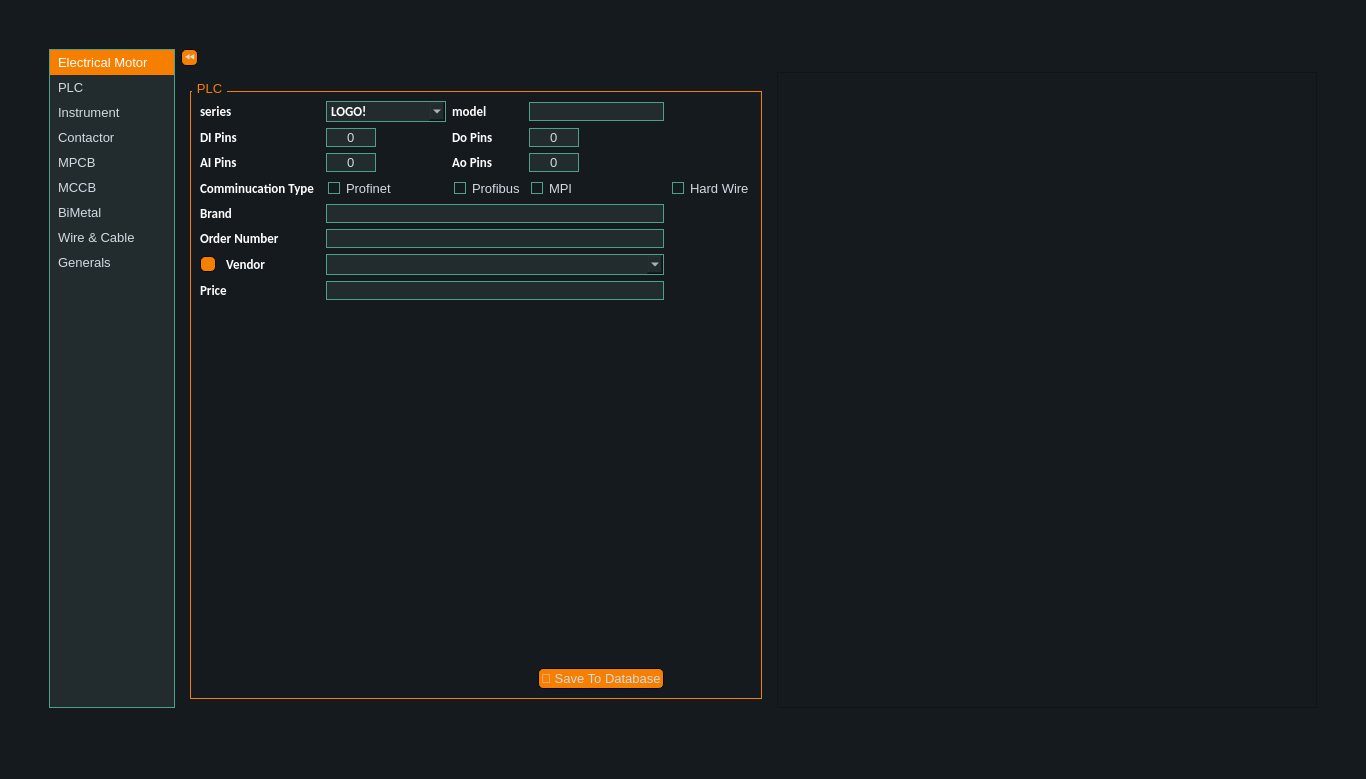
AliTavakoliNiya/GriinPower, file ui/data_entry/data_entry.ui: the form before one commit.
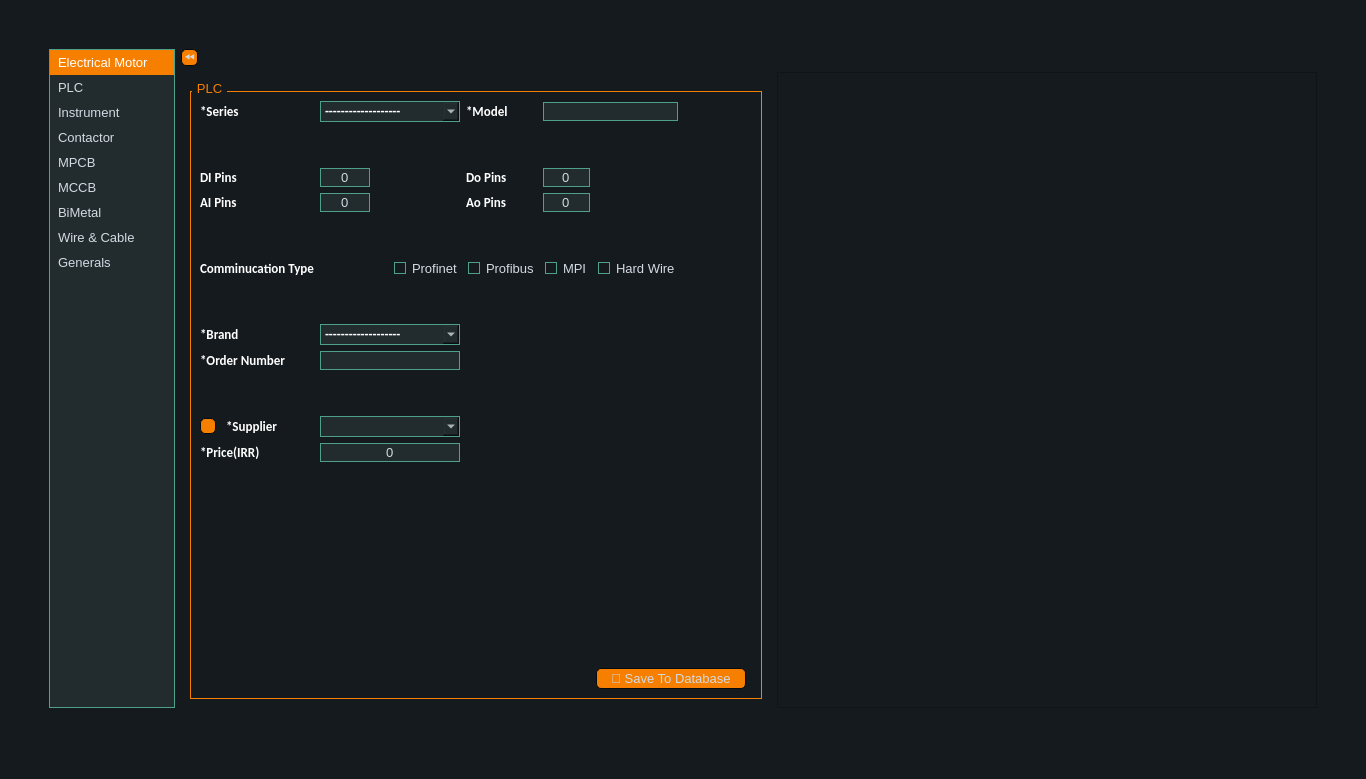
The form after the commit. The open tabs and pages were chosen to show the change. Icons and pictures are not drawn.

Commit message: plc data entry added

The edit to the form file:
```diff
--- a/ui/data_entry/data_entry.ui
+++ b/ui/data_entry/data_entry.ui
@@ -901,7 +901,7 @@
   </property>
   <widget class="QWidget" name="centralwidget">
    <layout class="QGridLayout" name="gridLayout_11">
-    <item row="4" column="2">
+    <item row="3" column="2">
      <spacer name="verticalSpacer_9">
       <property name="orientation">
        <enum>Qt::Vertical</enum>
@@ -917,7 +917,7 @@
       </property>
      </spacer>
     </item>
-    <item row="3" column="3">
+    <item row="2" column="3">
      <widget class="QTableView" name="history_list">
       <property name="minimumSize">
        <size>
@@ -943,7 +943,7 @@
       </property>
      </spacer>
     </item>
-    <item row="3" column="2">
+    <item row="2" column="2">
      <widget class="QStackedWidget" name="item_stack">
       <property name="maximumSize">
        <size>
@@ -964,7 +964,7 @@
        <enum>QFrame::Plain</enum>
       </property>
       <property name="currentIndex">
-       <number>6</number>
+       <number>2</number>
       </property>
       <widget class="QWidget" name="electrica_motor">
        <layout class="QGridLayout" name="gridLayout">
@@ -1709,28 +1709,112 @@
            <string>PLC</string>
           </property>
           <layout class="QGridLayout" name="gridLayout_6">
-           <item row="1" column="0" colspan="3">
+           <item row="15" column="0">
+            <spacer name="verticalSpacer_5">
+             <property name="orientation">
+              <enum>Qt::Vertical</enum>
+             </property>
+             <property name="sizeHint" stdset="0">
+              <size>
+               <width>20</width>
+               <height>40</height>
+              </size>
+             </property>
+            </spacer>
+           </item>
+           <item row="12" column="0">
+            <widget class="QPushButton" name="plc_add_supplier_btn">
+             <property name="maximumSize">
+              <size>
+               <width>16</width>
+               <height>16</height>
+              </size>
+             </property>
+             <property name="text">
+              <string/>
+             </property>
+             <property name="icon">
+              <iconset>
+               <normaloff>../assets/plus.png</normaloff>../assets/plus.png</iconset>
+             </property>
+            </widget>
+           </item>
+           <item row="7" column="0" colspan="2">
+            <widget class="QLabel" name="label_50">
+             <property name="text">
+              <string>Comminucation Type</string>
+             </property>
+            </widget>
+           </item>
+           <item row="12" column="1" alignment="Qt::AlignLeft">
+            <widget class="QLabel" name="label_8">
+             <property name="text">
+              <string>*Supplier</string>
+             </property>
+            </widget>
+           </item>
+           <item row="9" column="0" colspan="2">
+            <widget class="QLabel" name="label_15">
+             <property name="text">
+              <string>*Brand</string>
+             </property>
+            </widget>
+           </item>
+           <item row="10" column="0" colspan="2">
+            <widget class="QLabel" name="label_14">
+             <property name="text">
+              <string>*Order Number</string>
+             </property>
+            </widget>
+           </item>
+           <item row="14" column="0" colspan="2">
+            <widget class="QLabel" name="label_17">
+             <property name="text">
+              <string>*Price(IRR)</string>
+             </property>
+            </widget>
+           </item>
+           <item row="1" column="4" colspan="2">
+            <widget class="QLineEdit" name="plc_model">
+             <property name="alignment">
+              <set>Qt::AlignCenter</set>
+             </property>
+            </widget>
+           </item>
+           <item row="3" column="0" colspan="2">
+            <widget class="QLabel" name="label_19">
+             <property name="text">
+              <string>DI Pins</string>
+             </property>
+            </widget>
+           </item>
+           <item row="5" column="0" colspan="2">
+            <widget class="QLabel" name="label_27">
+             <property name="text">
+              <string>AI Pins</string>
+             </property>
+            </widget>
+           </item>
+           <item row="1" column="0" colspan="2">
             <widget class="QLabel" name="label_16">
              <property name="text">
-              <string>series</string>
+              <string>*Series</string>
              </property>
             </widget>
            </item>
-           <item row="11" column="3" colspan="3">
-            <widget class="QLineEdit" name="lineEdit_6">
-             <property name="alignment">
-              <set>Qt::AlignCenter</set>
-             </property>
-            </widget>
-           </item>
-           <item row="1" column="3">
-            <widget class="QComboBox" name="comboBox_10">
+           <item row="1" column="2">
+            <widget class="QComboBox" name="plc_series">
              <property name="minimumSize">
               <size>
                <width>120</width>
                <height>0</height>
               </size>
              </property>
+             <item>
+              <property name="text">
+               <string>-------------------</string>
+              </property>
+             </item>
              <item>
               <property name="text">
                <string>LOGO!</string>
@@ -1748,25 +1832,34 @@
              </item>
             </widget>
            </item>
-           <item row="9" column="0">
-            <widget class="QPushButton" name="add_vendor_btn5">
+           <item row="3" column="4">
+            <widget class="QSpinBox" name="plc_do_pins">
              <property name="maximumSize">
               <size>
-               <width>16</width>
-               <height>16</height>
+               <width>50</width>
+               <height>16777215</height>
               </size>
              </property>
-             <property name="text">
-              <string/>
+             <property name="alignment">
+              <set>Qt::AlignCenter</set>
              </property>
-             <property name="icon">
-              <iconset>
-               <normaloff>../assets/plus.png</normaloff>../assets/plus.png</iconset>
+             <property name="buttonSymbols">
+              <enum>QAbstractSpinBox::NoButtons</enum>
              </property>
+             <property name="maximum">
+              <number>999</number>
+             </property>
             </widget>
            </item>
-           <item row="2" column="5">
-            <widget class="QSpinBox" name="spinBox_6">
+           <item row="1" column="3">
+            <widget class="QLabel" name="label_18">
+             <property name="text">
+              <string>*Model</string>
+             </property>
+            </widget>
+           </item>
+           <item row="5" column="2">
+            <widget class="QSpinBox" name="plc_ai_pins">
              <property name="maximumSize">
               <size>
                <width>50</width>
@@ -1784,214 +1877,216 @@
              </property>
             </widget>
            </item>
-           <item row="5" column="4">
-            <widget class="QCheckBox" name="checkBox_2">
-             <property name="text">
-              <string>Profibus</string>
+           <item row="3" column="2">
+            <widget class="QSpinBox" name="plc_di_pins">
+             <property name="maximumSize">
+              <size>
+               <width>50</width>
+               <height>16777215</height>
+              </size>
              </property>
+             <property name="alignment">
+              <set>Qt::AlignCenter</set>
+             </property>
+             <property name="buttonSymbols">
+              <enum>QAbstractSpinBox::NoButtons</enum>
+             </property>
+             <property name="maximum">
+              <number>999</number>
+             </property>
             </widget>
            </item>
-           <item row="5" column="6">
-            <widget class="QCheckBox" name="checkBox_4">
+           <item row="7" column="2" alignment="Qt::AlignRight">
+            <widget class="QCheckBox" name="has_profinet">
              <property name="text">
-              <string>Hard Wire</string>
+              <string>Profinet</string>
              </property>
             </widget>
            </item>
-           <item row="11" column="0" colspan="3">
-            <widget class="QLabel" name="label_17">
-             <property name="text">
-              <string>Price</string>
+           <item row="10" column="2">
+            <widget class="QLineEdit" name="plc_order_number">
+             <property name="minimumSize">
+              <size>
+               <width>140</width>
+               <height>0</height>
+              </size>
              </property>
             </widget>
            </item>
-           <item row="4" column="4">
+           <item row="9" column="2">
+            <widget class="QComboBox" name="plc_brand">
+             <item>
+              <property name="text">
+               <string>-------------------</string>
+              </property>
+             </item>
+             <item>
+              <property name="text">
+               <string>Siemens</string>
+              </property>
+             </item>
+            </widget>
+           </item>
+           <item row="5" column="3">
             <widget class="QLabel" name="label_28">
              <property name="text">
               <string>Ao Pins</string>
              </property>
             </widget>
            </item>
-           <item row="13" column="0" colspan="6" alignment="Qt::AlignRight">
-            <widget class="QPushButton" name="pushButton_7">
-             <property name="maximumSize">
-              <size>
-               <width>150</width>
-               <height>16777215</height>
-              </size>
-             </property>
-             <property name="text">
-              <string>💾 Save To Database</string>
-             </property>
-            </widget>
-           </item>
-           <item row="12" column="0">
-            <spacer name="verticalSpacer_5">
-             <property name="orientation">
-              <enum>Qt::Vertical</enum>
-             </property>
-             <property name="sizeHint" stdset="0">
-              <size>
-               <width>20</width>
-               <height>40</height>
-              </size>
-             </property>
-            </spacer>
-           </item>
-           <item row="2" column="3">
-            <widget class="QSpinBox" name="spinBox_2">
-             <property name="maximumSize">
-              <size>
-               <width>50</width>
-               <height>16777215</height>
-              </size>
-             </property>
-             <property name="alignment">
-              <set>Qt::AlignCenter</set>
-             </property>
-             <property name="buttonSymbols">
-              <enum>QAbstractSpinBox::NoButtons</enum>
-             </property>
-             <property name="maximum">
-              <number>999</number>
-             </property>
-            </widget>
-           </item>
-           <item row="4" column="0" colspan="3">
-            <widget class="QLabel" name="label_27">
-             <property name="text">
-              <string>AI Pins</string>
-             </property>
-            </widget>
-           </item>
-           <item row="9" column="3" colspan="3">
-            <widget class="QComboBox" name="comboBox_4"/>
-           </item>
-           <item row="4" column="5">
-            <widget class="QSpinBox" name="spinBox_8">
-             <property name="maximumSize">
-              <size>
-               <width>50</width>
-               <height>16777215</height>
-              </size>
-             </property>
-             <property name="alignment">
-              <set>Qt::AlignCenter</set>
-             </property>
-             <property name="buttonSymbols">
-              <enum>QAbstractSpinBox::NoButtons</enum>
-             </property>
-             <property name="maximum">
-              <number>999</number>
-             </property>
-            </widget>
-           </item>
-           <item row="5" column="3">
-            <widget class="QCheckBox" name="checkBox">
-             <property name="text">
-              <string>Profinet</string>
-             </property>
-            </widget>
-           </item>
-           <item row="1" column="5">
-            <widget class="QLineEdit" name="lineEdit_12">
-             <property name="alignment">
-              <set>Qt::AlignCenter</set>
-             </property>
-            </widget>
-           </item>
-           <item row="8" column="3" colspan="3">
-            <widget class="QLineEdit" name="lineEdit_4">
-             <property name="minimumSize">
-              <size>
-               <width>0</width>
-               <height>0</height>
-              </size>
-             </property>
-            </widget>
-           </item>
-           <item row="1" column="4">
-            <widget class="QLabel" name="label_18">
-             <property name="text">
-              <string>model</string>
-             </property>
-            </widget>
-           </item>
-           <item row="2" column="0" colspan="3">
-            <widget class="QLabel" name="label_19">
-             <property name="text">
-              <string>DI Pins</string>
-             </property>
-            </widget>
-           </item>
-           <item row="7" column="3" colspan="3">
-            <widget class="QLineEdit" name="lineEdit_10">
-             <property name="alignment">
-              <set>Qt::AlignCenter</set>
-             </property>
-            </widget>
-           </item>
-           <item row="4" column="3">
-            <widget class="QSpinBox" name="spinBox_7">
-             <property name="maximumSize">
-              <size>
-               <width>50</width>
-               <height>16777215</height>
-              </size>
-             </property>
-             <property name="alignment">
-              <set>Qt::AlignCenter</set>
-             </property>
-             <property name="buttonSymbols">
-              <enum>QAbstractSpinBox::NoButtons</enum>
-             </property>
-             <property name="maximum">
-              <number>999</number>
-             </property>
-            </widget>
-           </item>
-           <item row="9" column="1" alignment="Qt::AlignLeft">
-            <widget class="QLabel" name="label_8">
-             <property name="text">
-              <string>Vendor</string>
-             </property>
-            </widget>
-           </item>
-           <item row="5" column="5">
-            <widget class="QCheckBox" name="checkBox_3">
-             <property name="text">
-              <string>MPI</string>
-             </property>
-            </widget>
-           </item>
-           <item row="2" column="4">
+           <item row="3" column="3">
             <widget class="QLabel" name="label_26">
              <property name="text">
               <string>Do Pins</string>
              </property>
             </widget>
            </item>
-           <item row="5" column="0" colspan="2">
-            <widget class="QLabel" name="label_50">
+           <item row="7" column="3">
+            <widget class="QCheckBox" name="has_profibus">
              <property name="text">
-              <string>Comminucation Type</string>
+              <string>Profibus</string>
              </property>
             </widget>
            </item>
-           <item row="8" column="0" colspan="2">
-            <widget class="QLabel" name="label_14">
+           <item row="12" column="2">
+            <widget class="QComboBox" name="plc_supplier_list"/>
+           </item>
+           <item row="14" column="2">
+            <widget class="QLineEdit" name="plc_price">
              <property name="text">
-              <string>Order Number</string>
+              <string>0</string>
              </property>
+             <property name="alignment">
+              <set>Qt::AlignCenter</set>
+             </property>
             </widget>
            </item>
-           <item row="7" column="0" colspan="2">
-            <widget class="QLabel" name="label_15">
+           <item row="1" column="6">
+            <spacer name="horizontalSpacer_7">
+             <property name="orientation">
+              <enum>Qt::Horizontal</enum>
+             </property>
+             <property name="sizeType">
+              <enum>QSizePolicy::Expanding</enum>
+             </property>
+             <property name="sizeHint" stdset="0">
+              <size>
+               <width>40</width>
+               <height>20</height>
+              </size>
+             </property>
+            </spacer>
+           </item>
+           <item row="7" column="4">
+            <widget class="QCheckBox" name="has_mpi">
              <property name="text">
-              <string>Brand</string>
+              <string>MPI</string>
              </property>
             </widget>
            </item>
+           <item row="5" column="4">
+            <widget class="QSpinBox" name="plc_ao_pins">
+             <property name="maximumSize">
+              <size>
+               <width>50</width>
+               <height>16777215</height>
+              </size>
+             </property>
+             <property name="alignment">
+              <set>Qt::AlignCenter</set>
+             </property>
+             <property name="buttonSymbols">
+              <enum>QAbstractSpinBox::NoButtons</enum>
+             </property>
+             <property name="maximum">
+              <number>999</number>
+             </property>
+            </widget>
+           </item>
+           <item row="7" column="5">
+            <widget class="QCheckBox" name="has_hard_wire">
+             <property name="text">
+              <string>Hard Wire</string>
+             </property>
+            </widget>
+           </item>
+           <item row="6" column="2">
+            <spacer name="verticalSpacer_19">
+             <property name="orientation">
+              <enum>Qt::Vertical</enum>
+             </property>
+             <property name="sizeType">
+              <enum>QSizePolicy::Minimum</enum>
+             </property>
+             <property name="sizeHint" stdset="0">
+              <size>
+               <width>20</width>
+               <height>40</height>
+              </size>
+             </property>
+            </spacer>
+           </item>
+           <item row="16" column="5" colspan="2">
+            <widget class="QPushButton" name="plc_save_btn">
+             <property name="maximumSize">
+              <size>
+               <width>150</width>
+               <height>16777215</height>
+              </size>
+             </property>
+             <property name="text">
+              <string>💾 Save To Database</string>
+             </property>
+            </widget>
+           </item>
+           <item row="11" column="2">
+            <spacer name="verticalSpacer_17">
+             <property name="orientation">
+              <enum>Qt::Vertical</enum>
+             </property>
+             <property name="sizeType">
+              <enum>QSizePolicy::Minimum</enum>
+             </property>
+             <property name="sizeHint" stdset="0">
+              <size>
+               <width>20</width>
+               <height>40</height>
+              </size>
+             </property>
+            </spacer>
+           </item>
+           <item row="8" column="2">
+            <spacer name="verticalSpacer_18">
+             <property name="orientation">
+              <enum>Qt::Vertical</enum>
+             </property>
+             <property name="sizeType">
+              <enum>QSizePolicy::Minimum</enum>
+             </property>
+             <property name="sizeHint" stdset="0">
+              <size>
+               <width>20</width>
+               <height>40</height>
+              </size>
+             </property>
+            </spacer>
+           </item>
+           <item row="2" column="2">
+            <spacer name="verticalSpacer_20">
+             <property name="orientation">
+              <enum>Qt::Vertical</enum>
+             </property>
+             <property name="sizeType">
+              <enum>QSizePolicy::Minimum</enum>
+             </property>
+             <property name="sizeHint" stdset="0">
+              <size>
+               <width>20</width>
+               <height>40</height>
+              </size>
+             </property>
+            </spacer>
+           </item>
           </layout>
          </widget>
         </item>
@@ -2052,7 +2147,7 @@
            <item row="8" column="0" colspan="2">
             <widget class="QLabel" name="label_34">
              <property name="text">
-              <string>Price</string>
+              <string>*Price(IRR)</string>
              </property>
             </widget>
            </item>
@@ -2584,7 +2679,7 @@
            <item row="8" column="0" colspan="2">
             <widget class="QLabel" name="label_38">
              <property name="text">
-              <string>*Price</string>
+              <string>*Price(IRR)</string>
              </property>
             </widget>
            </item>
@@ -2731,7 +2826,7 @@
            <item row="6" column="1">
             <widget class="QLabel" name="label_52">
              <property name="text">
-              <string>*Suppliers</string>
+              <string>*Supplier</string>
              </property>
             </widget>
            </item>
@@ -2759,7 +2854,7 @@
            <item row="8" column="0" colspan="2">
             <widget class="QLabel" name="label_57">
              <property name="text">
-              <string>*Price</string>
+              <string>*Price(IRR)</string>
              </property>
             </widget>
            </item>
@@ -2950,7 +3045,7 @@
            <item row="8" column="0" colspan="2">
             <widget class="QLabel" name="label_49">
              <property name="text">
-              <string>*Price</string>
+              <string>*Price(IRR)</string>
              </property>
             </widget>
            </item>
@@ -3305,7 +3400,23 @@
       </widget>
      </widget>
     </item>
-    <item row="2" column="2" colspan="2">
+    <item row="2" column="4">
+     <spacer name="horizontalSpacer">
+      <property name="orientation">
+       <enum>Qt::Horizontal</enum>
+      </property>
+      <property name="sizeType">
+       <enum>QSizePolicy::Minimum</enum>
+      </property>
+      <property name="sizeHint" stdset="0">
+       <size>
+        <width>40</width>
+        <height>20</height>
+       </size>
+      </property>
+     </spacer>
+    </item>
+    <item row="1" column="2" colspan="2">
      <widget class="QPushButton" name="hide_show_item_stack_btn">
       <property name="maximumSize">
        <size>
@@ -3327,7 +3438,7 @@
       </property>
      </widget>
     </item>
-    <item row="3" column="0">
+    <item row="2" column="0">
      <spacer name="horizontalSpacer_2">
       <property name="orientation">
        <enum>Qt::Horizontal</enum>
@@ -3343,23 +3454,23 @@
       </property>
      </spacer>
     </item>
-    <item row="3" column="4">
-     <spacer name="horizontalSpacer">
+    <item row="0" column="2">
+     <spacer name="verticalSpacer_12">
       <property name="orientation">
-       <enum>Qt::Horizontal</enum>
+       <enum>Qt::Vertical</enum>
       </property>
       <property name="sizeType">
        <enum>QSizePolicy::Minimum</enum>
       </property>
       <property name="sizeHint" stdset="0">
        <size>
-        <width>40</width>
-        <height>20</height>
+        <width>20</width>
+        <height>40</height>
        </size>
       </property>
      </spacer>
     </item>
-    <item row="2" column="1" rowspan="2">
+    <item row="1" column="1" rowspan="2">
      <widget class="QListWidget" name="item_list">
       <property name="minimumSize">
        <size>
@@ -3423,22 +3534,6 @@
       </item>
      </widget>
     </item>
-    <item row="0" column="2">
-     <spacer name="verticalSpacer_12">
-      <property name="orientation">
-       <enum>Qt::Vertical</enum>
-      </property>
-      <property name="sizeType">
-       <enum>QSizePolicy::Minimum</enum>
-      </property>
-      <property name="sizeHint" stdset="0">
-       <size>
-        <width>20</width>
-        <height>40</height>
-       </size>
-      </property>
-     </spacer>
-    </item>
    </layout>
   </widget>
   <widget class="QStatusBar" name="statusbar"/>
```
Left out of the diff: 17 changed lines with no effect on the pictures. The commit also changes 6 other files.
